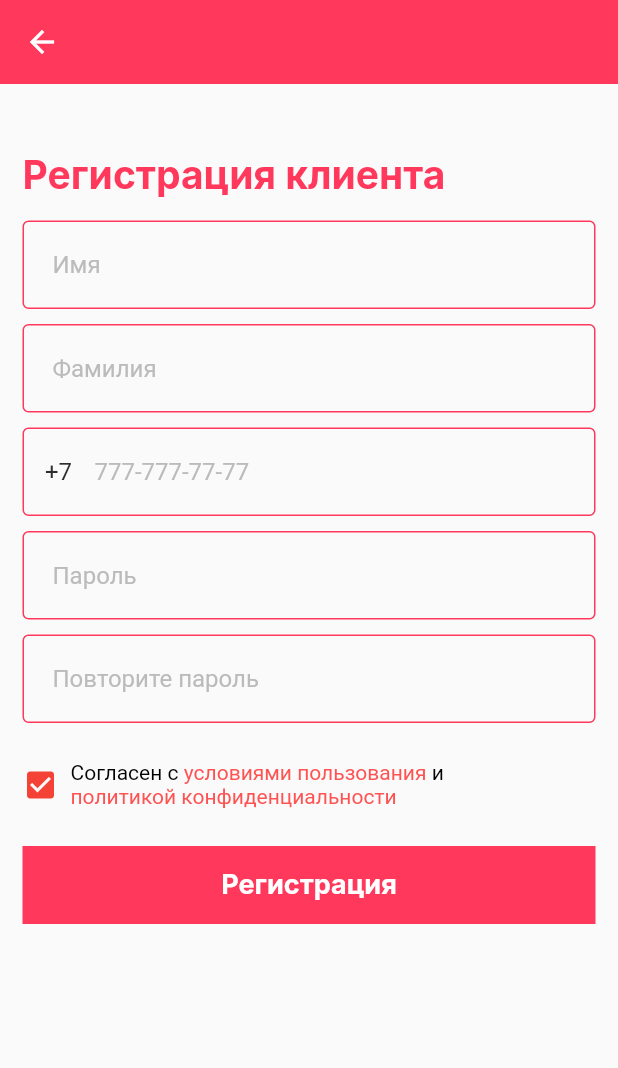
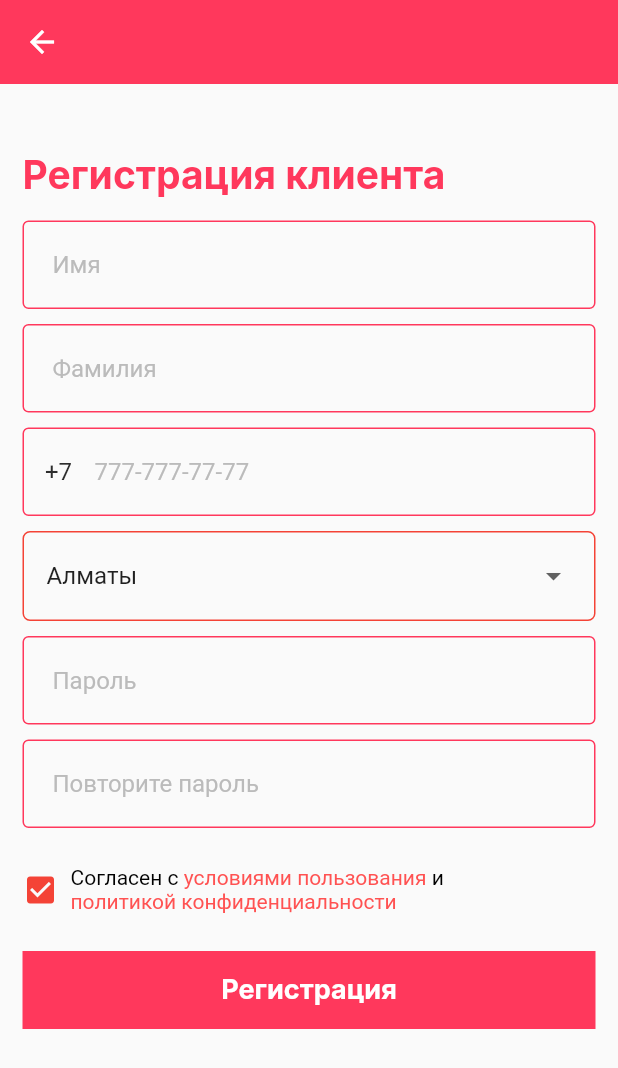
Before and after one commit to maratbekovaidar/sulu-mobile-application, a Flutter app: the RegisterPage screen opened by its route, on a phone screen of 412 x 824 dp. Shown: the top 1068 px of the screen. Run offline on Flutter 3.47's test engine with Material 2 defaults, Android fonts, the phone set to English and light mode, and no system bars; our stand-ins replace bloc, carousel_slider, dio, flutter_bloc, flutter_rating_bar, flutter_secure_storage and 6 more; missing offline and left inert: flutter_secure_storage_web, restart_app; accounts and stored records are empty; Roboto replaces fonts that are missing (Montserrat).

Commit message:
Update register_page.dart add dropdown button with cities Update network_client.dart add todo

```diff
--- a/lib/features/auth/views/screens/register_page.dart
+++ b/lib/features/auth/views/screens/register_page.dart
@@ -14,6 +14,7 @@ class RegisterPage extends StatefulWidget {
 }
 
 class _RegisterPageState extends State<RegisterPage> {
+
   /// Input Controllers
   TextEditingController firstNameController = TextEditingController();
   TextEditingController lastNameController = TextEditingController();
@@ -21,6 +22,7 @@ class _RegisterPageState extends State<RegisterPage> {
   TextEditingController phoneNumberController = TextEditingController();
   TextEditingController passwordController = TextEditingController();
   TextEditingController confirmPasswordController = TextEditingController();
+  String city = "Алматы";
 
   /// Validate
   bool _firstNameValidate = true;
@@ -87,6 +89,7 @@ class _RegisterPageState extends State<RegisterPage> {
 
   @override
   Widget build(BuildContext context) {
+
     /// Size
     double width = MediaQuery.of(context).size.width;
 
@@ -138,7 +141,7 @@ class _RegisterPageState extends State<RegisterPage> {
                 ),
                 const SizedBox(height: 10),
 
-                /// Phone NUmber
+                /// Phone Number
                 TextFormField(
                   controller: phoneNumberController,
                   keyboardType: TextInputType.number,
@@ -170,6 +173,36 @@ class _RegisterPageState extends State<RegisterPage> {
                         borderSide: BorderSide.none,
                         borderRadius: BorderRadius.circular(20)),
                     hintText: "777-777-77-77",
+                  ),
+                ),
+                const SizedBox(height: 10),
+
+                /// Select City
+                Container(
+                  padding: const EdgeInsets.symmetric(horizontal: 15, vertical: 5),
+                  width: width - 30,
+                  decoration: BoxDecoration(
+                    borderRadius: BorderRadius.circular(5),
+                    border: Border.all(color: Colors.red)
+                  ),
+                  child: DropdownButton<String>(
+                    isExpanded: true,
+                    value: city,
+                    underline: Container(
+                      height: 0,
+                    ),
+                    onChanged: (String? newValue) {
+                      setState(() {
+                        city = newValue!;
+                      });
+                    },
+                    items: <String>['Алматы', 'Нур-Султан', 'Кызылорда', 'Семей']
+                        .map<DropdownMenuItem<String>>((String value) {
+                      return DropdownMenuItem<String>(
+                        value: value,
+                        child: Text(value),
+                      );
+                    }).toList(),
                   ),
                 ),
                 const SizedBox(height: 10),
--- a/lib/utils/api_clients/network_client.dart
+++ b/lib/utils/api_clients/network_client.dart
@@ -1,4 +1,3 @@
-import 'dart:convert';
 import 'dart:io';
 import 'package:http/http.dart' as http;
 
@@ -54,6 +53,10 @@ class NetworkClient {
       throw ApiClientException(ApiClientExceptionType.other);
     }
   }
+
+  /// Post request for all [TEMPLATE]
+  // TODO add parser for all requests
+
 //
 //   Future<T> post<T>(
 //       String path,
```
Also changed, not shown: 2 other files.
